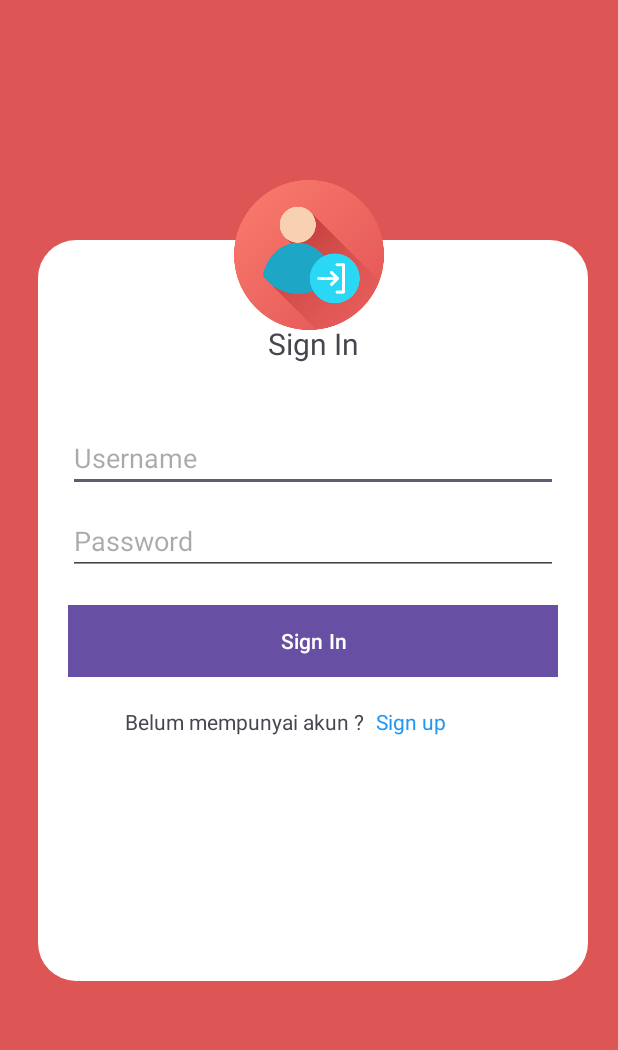
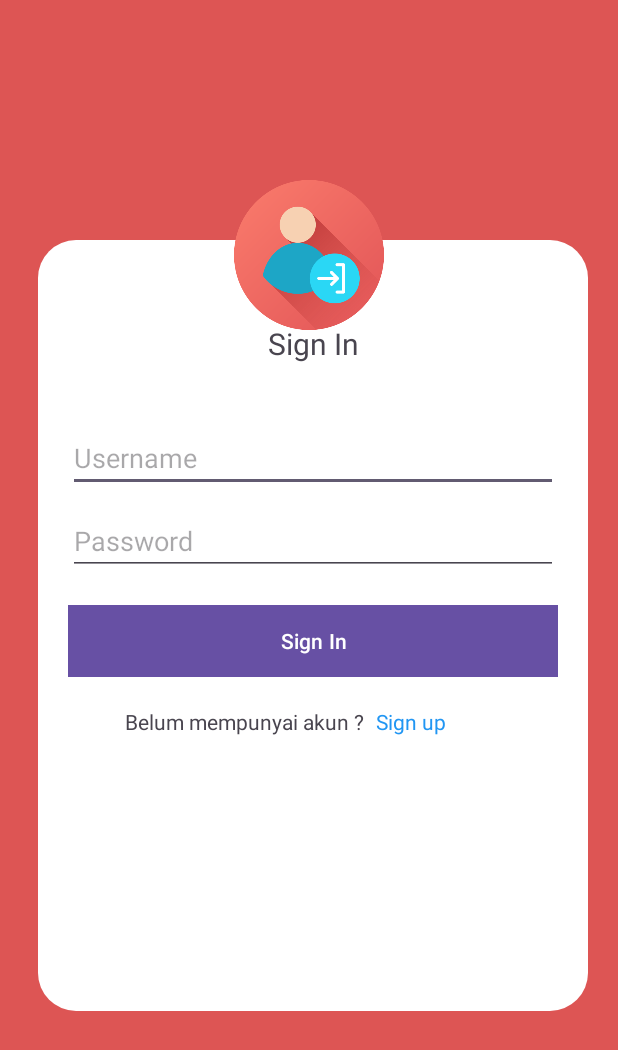
Before and after one commit to Bayusatriooo/TA-PM-TK22A-REMBO2, an Android app: the screen it shows after launch (LoginActivity), on a phone screen of 412 x 824 dp. Shown: the top 1050 px of the screen. Run offline under Robolectric (Android 15) with nearby library versions, the phone set to English and light mode, and no system bars; 1 statement that could not run was skipped.

Commit message:
master : merubah margin botton di login xml

```diff
--- a/program/app/src/main/res/layout/activity_login.xml
+++ b/program/app/src/main/res/layout/activity_login.xml
@@ -20,7 +20,7 @@
             android:layout_marginLeft="25dp"
             android:layout_marginTop="160dp"
             android:layout_marginRight="20dp"
-            android:layout_marginBottom="170dp"
+            android:layout_marginBottom="150dp"
             android:background="@drawable/bacground"
             android:orientation="vertical">
 
```
Also changed, not shown: 1 other file.
